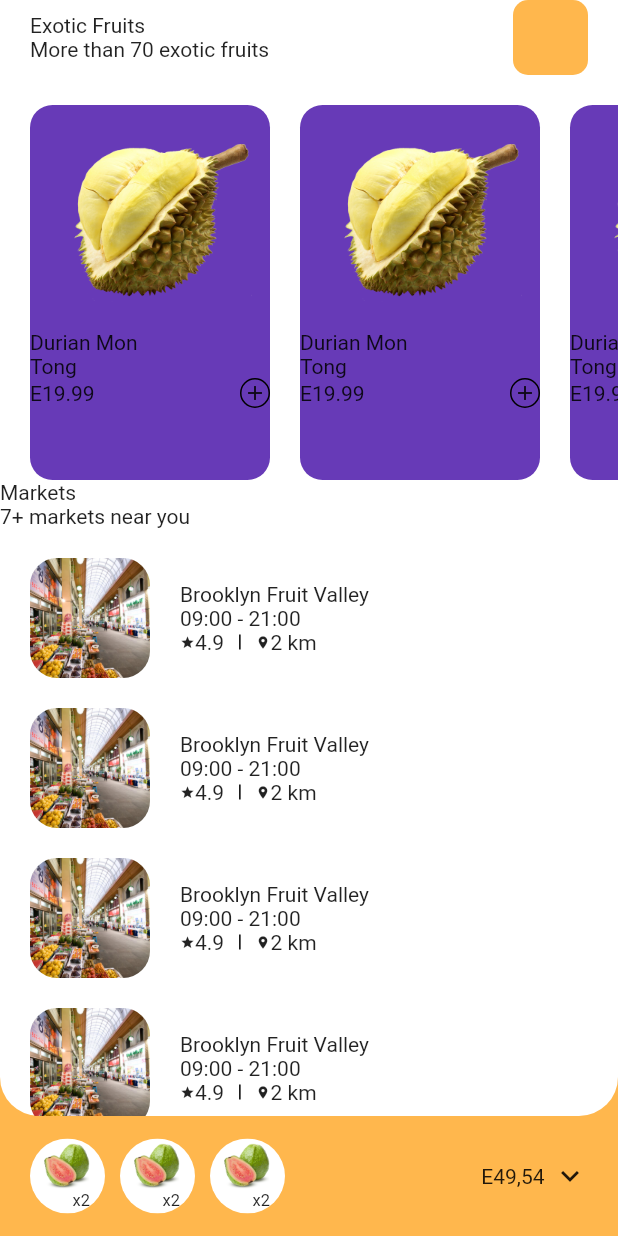
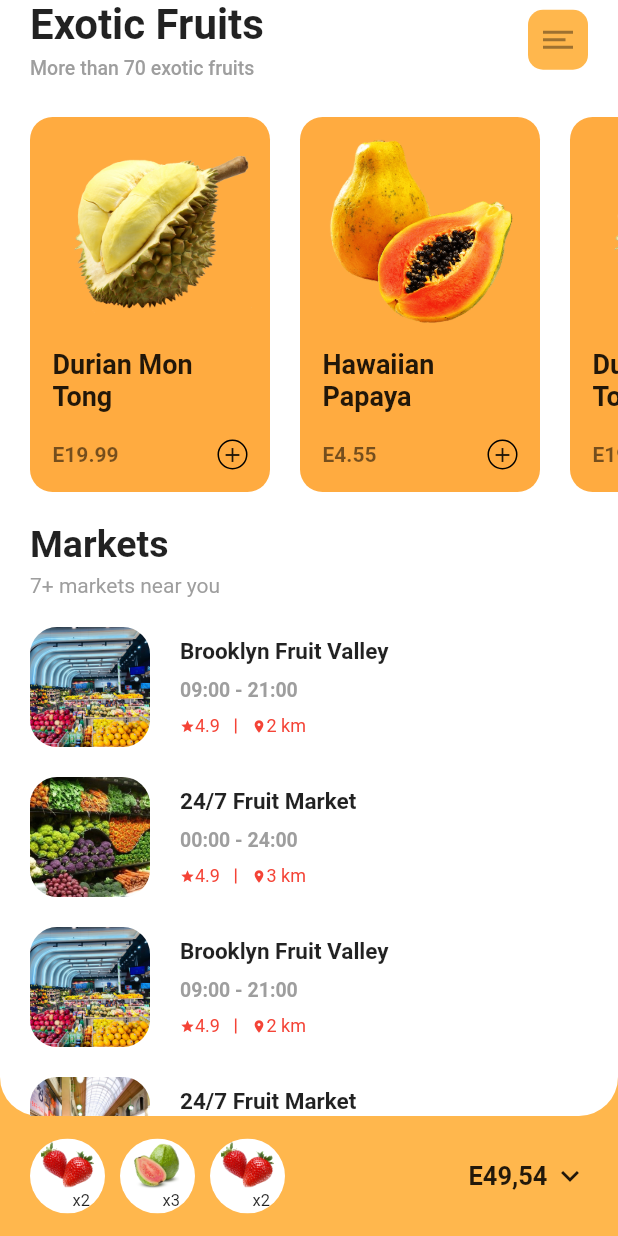
Before and after one commit to timilehinjegede/Flutter-UI-Kit, a Flutter app: the screen it shows after launch, on a phone screen of 412 x 824 dp. Run offline on Flutter 3.47's test engine with Material 2 defaults, Android fonts, the light colour scheme and no system bars.

Commit message:
Adjustments in Home Screen

```diff
--- a/fruit_store/lib/screens/home.dart
+++ b/fruit_store/lib/screens/home.dart
@@ -32,21 +32,63 @@ class HomeScreen extends StatelessWidget {
                             Column(
                               crossAxisAlignment: CrossAxisAlignment.start,
                               children: <Widget>[
-                                Text('Exotic Fruits'),
-                                Text('More than 70 exotic fruits'),
+                                Text(
+                                  'Exotic Fruits',
+                                  style: TextStyle(
+                                    fontSize: 28,
+                                    fontWeight: FontWeight.w600,
+                                  ),
+                                ),
+                                SizedBox(
+                                  height: 5,
+                                ),
+                                Text(
+                                  'More than 70 exotic fruits',
+                                  style: TextStyle(
+                                    fontSize: 13,
+                                    fontWeight: FontWeight.w500,
+                                    color: Colors.grey,
+                                  ),
+                                ),
                               ],
                             ),
 
                             // ========== BUILD ICON BUTTON ==========
                             Container(
-                              height: 50,
-                              width: 50,
+                              height: 40,
+                              width: 40,
                               decoration: BoxDecoration(
                                 color: Colors.orange[300],
                                 borderRadius: BorderRadius.circular(10),
                               ),
+                              padding: EdgeInsets.only(left: 10, right: 10),
                               child: Column(
-                                children: <Widget>[],
+                                mainAxisAlignment: MainAxisAlignment.center,
+                                crossAxisAlignment: CrossAxisAlignment.start,
+                                children: <Widget>[
+                                  // ===== BUILD ICON BUTTON =====
+                                  Container(
+                                    height: 2,
+                                    width: 20,
+                                    color: Colors.black38,
+                                  ),
+                                  SizedBox(
+                                    height: 3,
+                                  ),
+                                  Container(
+                                    height: 2,
+                                    width: 15,
+                                    color: Colors.black38,
+                                  ),
+                                  SizedBox(
+                                    height: 3,
+                                  ),
+                                  Container(
+                                    height: 2,
+                                    width: 20,
+                                    color: Colors.black38,
+                                  ),
+                                ],
                               ),
                             )
                           ],
@@ -54,7 +96,7 @@ class HomeScreen extends StatelessWidget {
                       ),
 
                       SizedBox(
-                        height: 20,
+                        height: 25,
                       ),
 
                       // ========== BUILD CARD SLIDE HERE ==========
@@ -77,38 +119,70 @@ class HomeScreen extends StatelessWidget {
                                   ),
                                 );
                               },
-                              child: _buildFruitCard(),
+                              child: _buildFruitCard('Durian Mon\nTong',
+                                  'E19.99', 'images/fruit1.png'),
                             ),
                             SizedBox(width: 20),
-                            _buildFruitCard(),
+                            _buildFruitCard('Hawaiian\nPapaya', 'E4.55',
+                                'images/fruit2.png'),
                             SizedBox(width: 20),
-                            _buildFruitCard(),
+                            _buildFruitCard('Durian Mon\nTong', 'E19.99',
+                                'images/fruit1.png'),
                           ],
                         ),
                       ),
 
+                      SizedBox(
+                        height: 20,
+                      ),
+
                       // ========== BUILD MARKETS HERE ==========
-                      Text('Markets'),
-                      Text('7+ markets near you'),
+                      Padding(
+                        padding: const EdgeInsets.only(left: 20),
+                        child: Text(
+                          'Markets',
+                          style: TextStyle(
+                            fontWeight: FontWeight.w600,
+                            fontSize: 25,
+                          ),
+                        ),
+                      ),
+                      SizedBox(
+                        height: 5,
+                      ),
+                      Padding(
+                        padding: const EdgeInsets.only(left: 20),
+                        child: Text(
+                          '7+ markets near you',
+                          style: TextStyle(
+                            fontSize: 14,
+                            color: Colors.grey,
+                          ),
+                        ),
+                      ),
 
                       SizedBox(
                         height: 20,
                       ),
 
                       // ========== BUILD MARKET LIST HERE ==========
-                      _buildMarket(),
+                      _buildMarket('Brooklyn Fruit Valley', '09:00 - 21:00',
+                          '4.9', '2 km', 'images/market1.jpg'),
                       SizedBox(
                         height: 20,
                       ),
-                      _buildMarket(),
+                      _buildMarket('24/7 Fruit Market', '00:00 - 24:00', '4.9',
+                          '3 km', 'images/market2.jpg'),
                       SizedBox(
                         height: 20,
                       ),
-                      _buildMarket(),
+                      _buildMarket('Brooklyn Fruit Valley', '09:00 - 21:00',
+                          '4.9', '2 km', 'images/market1.jpg'),
                       SizedBox(
                         height: 20,
                       ),
-                      _buildMarket(),
+                      _buildMarket('24/7 Fruit Market', '00:00 - 24:00', '4.9',
+                          '3 km', 'images/market3.jpg'),
                     ],
                   ),
                 ],
@@ -126,19 +200,25 @@ class HomeScreen extends StatelessWidget {
               child: Row(
                 crossAxisAlignment: CrossAxisAlignment.center,
                 children: <Widget>[
-                  _cartItem(),
+                  _cartItem('images/ci1.png', 'x2'),
                   SizedBox(
                     width: 10,
                   ),
-                  _cartItem(),
+                  _cartItem('images/ci2.png', 'x3'),
                   SizedBox(
                     width: 10,
                   ),
-                  _cartItem(),
+                  _cartItem('images/ci1.png', 'x2'),
                   Spacer(),
-                  Text('E49,54'),
+                  Text(
+                    'E49,54',
+                    style: TextStyle(
+                      fontSize: 17,
+                      fontWeight: FontWeight.w600,
+                    ),
+                  ),
                   SizedBox(
-                    width: 5,
+                    width: 3,
                   ),
                   Icon(Icons.keyboard_arrow_down)
                 ],
@@ -150,31 +230,55 @@ class HomeScreen extends StatelessWidget {
     );
   }
 
-  Widget _buildFruitCard() {
+  Widget _buildFruitCard(String name, String price, String imgPath) {
     return Container(
       height: 250,
       width: 160,
       decoration: BoxDecoration(
         borderRadius: BorderRadius.circular(15),
-        color: Colors.deepPurple,
+        color: Colors.orangeAccent[200],
       ),
       child: Column(
         crossAxisAlignment: CrossAxisAlignment.start,
+        mainAxisAlignment: MainAxisAlignment.spaceBetween,
         children: <Widget>[
           Align(
             alignment: Alignment.center,
             child: Image(
               height: 150,
               width: 150,
-              image: AssetImage('images/fruit1.png'),
+              image: AssetImage(imgPath),
               fit: BoxFit.cover,
             ),
           ),
-          Text('Durian Mon\nTong'),
-          Row(
+          Padding(
+            padding: const EdgeInsets.only(
+              left: 15,
+            ),
+            child: Text(
+              name,
+              style: TextStyle(fontSize: 18, fontWeight: FontWeight.w600),
+            ),
+          ),
+          SizedBox(
+            height: 10,
+          ),
+          Padding(
+            padding: const EdgeInsets.only(
+              left: 15,
+              right: 15,
+              bottom: 15,
+            ),
+            child: Row(
               mainAxisAlignment: MainAxisAlignment.spaceBetween,
               children: <Widget>[
-              Text('E19.99'),
+                Text(
+                  price,
+                  style: TextStyle(
+                      fontSize: 14,
+                      color: Colors.black54,
+                      fontWeight: FontWeight.w700),
+                ),
                 Container(
                   height: 20,
                   width: 20,
@@ -191,13 +295,15 @@ class HomeScreen extends StatelessWidget {
                   ),
                 )
               ],
+            ),
           )
         ],
       ),
     );
   }
 
-  Widget _buildMarket() {
+  Widget _buildMarket(String name, String time, String rating, String distance,
+      String imgPath) {
     return Padding(
       padding: const EdgeInsets.symmetric(horizontal: 20),
       child: Container(
@@ -210,41 +316,55 @@ class HomeScreen extends StatelessWidget {
               decoration: BoxDecoration(
                   borderRadius: BorderRadius.circular(18),
                   image: DecorationImage(
-                    image: AssetImage('images/market3.jpg'),
+                    image: AssetImage(imgPath),
                     fit: BoxFit.cover,
                   )),
             ),
             SizedBox(
               width: 20,
             ),
-            Column(
+            Padding(
+              padding: EdgeInsets.only(
+                top: 7,
+                bottom: 7,
+              ),
+              child: Column(
                 crossAxisAlignment: CrossAxisAlignment.start,
-              mainAxisAlignment: MainAxisAlignment.center,
+                mainAxisAlignment: MainAxisAlignment.spaceBetween,
                 children: <Widget>[
-                Text('Brooklyn Fruit Valley'),
-                Text('09:00 - 21:00'),
+                  Text(
+                    name,
+                    style: TextStyle(
+                      fontSize: 15,
+                      fontWeight: FontWeight.w600,
+                    ),
+                  ),
+                  Text(
+                    time,
+                    style: TextStyle(
+                        fontSize: 13,
+                        color: Colors.grey,
+                        fontWeight: FontWeight.w600),
+                  ),
                   Row(
                     children: <Widget>[
-                    Icon(
-                      Icons.star,
-                      size: 10,
-                    ),
-                    Text('4.9'),
-                    SizedBox(width: 10),
-                    Container(
-                      width: 1,
-                      height: 10,
-                      color: Colors.black,
+                      Icon(Icons.star, size: 10, color: Colors.red),
+                      Text(
+                        rating,
+                        style: TextStyle(fontSize: 12, color: Colors.red),
                       ),
                       SizedBox(width: 10),
-                    Icon(
-                      Icons.location_on,
-                      size: 10,
+                      Container(width: 1, height: 10, color: Colors.red),
+                      SizedBox(width: 10),
+                      Icon(Icons.location_on, size: 10, color: Colors.red),
+                      Text(
+                        distance,
+                        style: TextStyle(fontSize: 12, color: Colors.red),
                       ),
-                    Text('2 km'),
                     ],
                   )
                 ],
+              ),
             )
           ],
         ),
@@ -252,7 +372,7 @@ class HomeScreen extends StatelessWidget {
     );
   }
 
-  Widget _cartItem() {
+  Widget _cartItem(String imgPath, String quantity) {
     return ClipOval(
       child: Container(
         height: 50,
@@ -263,7 +383,7 @@ class HomeScreen extends StatelessWidget {
             Image(
               height: 35,
               width: 35,
-              image: AssetImage('images/ci2.png'),
+              image: AssetImage(imgPath),
               fit: BoxFit.cover,
             ),
             Align(
@@ -273,7 +393,7 @@ class HomeScreen extends StatelessWidget {
                   right: 10,
                 ),
                 child: Text(
-                  'x2',
+                  quantity,
                   style: TextStyle(
                     fontSize: 11,
                   ),
```
Lines whose indentation alone changed are shown as unchanged.
